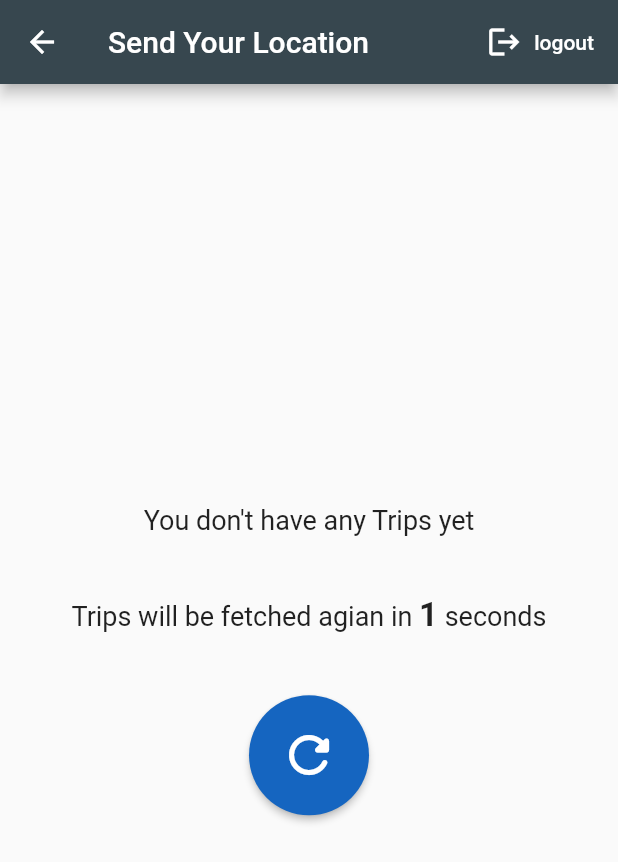
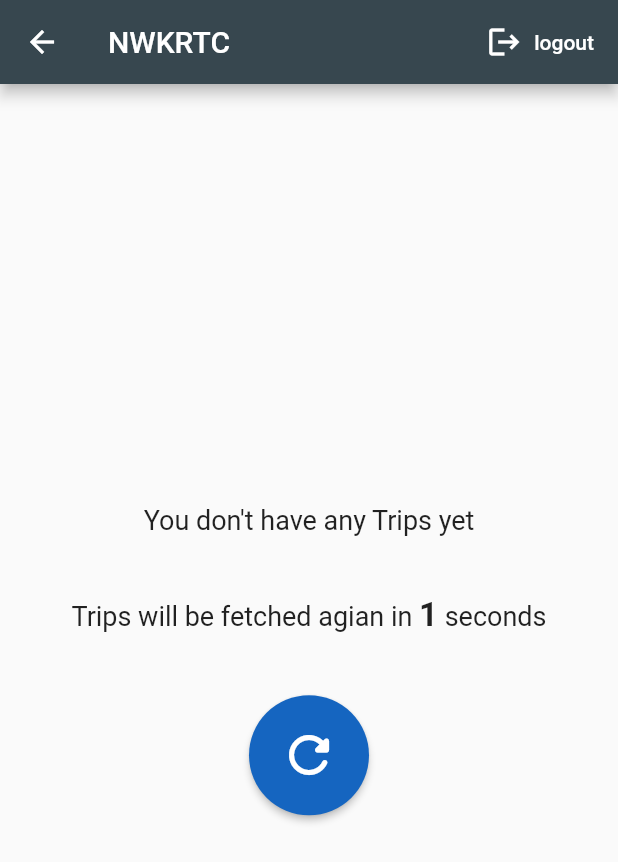
Before and after one commit to NWKRTC-Tracking/flutter, a Flutter app: the sendLocation screen opened directly, on a phone screen of 412 x 824 dp. Shown: the top 862 px of the screen. Run offline on Flutter 3.47's test engine with Material 2 defaults, Android fonts, the phone set to English and light mode, and no system bars; our stand-ins replace flutter_map, flutter_secure_storage, flutter_spinkit, fluttertoast, latlong2 and 2 more; missing offline and left inert: dart:ffi, fl_location, flutter_foreground_task, flutter_map_marker_cluster; accounts and stored records are empty; network calls fail.

```diff
--- a/bus_tracking/lib/pages/sendLocation.dart
+++ b/bus_tracking/lib/pages/sendLocation.dart
@@ -522,10 +522,11 @@ class _sendLocationState extends State<sendLocation> {
   Widget buildFetchTrips(){
     return isFetching? CustomSpinnerWithTitle :Scaffold(
       appBar: AppBar(
-      title: Text("Send Your Location"),
+      title: Text("NWKRTC"),
       actions: [
                 FlatButton.icon(onPressed: (){
                   storage.deleteAll();
+                  timer?.cancel();
                   Navigator.pushReplacementNamed(context, '/');
                 },
                 icon: Icon(Icons.logout,color: Colors.white,
```
